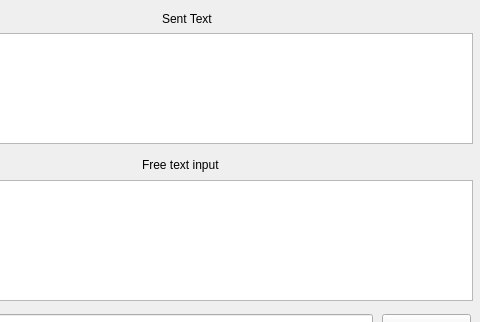
This is main.ui in mbridak/PyWinKeyerSerial as Qt 5 draws it before an edit; both pictures show x 88 to 568 and y 0 to 322 of the 568 by 500 pixel window. The edited form follows.
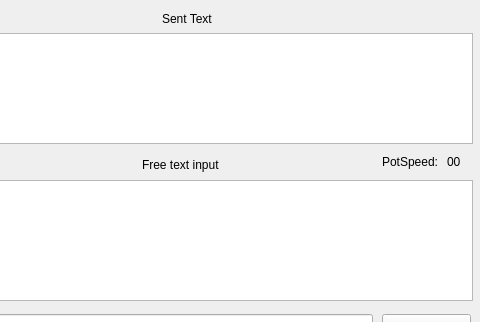
This is the edited form.

Commit message: Changed to using QtSerialPort class. Fixed some stuff.

Patch:
```diff
--- a/main.ui
+++ b/main.ui
@@ -198,6 +198,32 @@
      <string>Free text input</string>
     </property>
    </widget>
+   <widget class="QLabel" name="label_3">
+    <property name="geometry">
+     <rect>
+      <x>470</x>
+      <y>153</y>
+      <width>61</width>
+      <height>18</height>
+     </rect>
+    </property>
+    <property name="text">
+     <string>PotSpeed:</string>
+    </property>
+   </widget>
+   <widget class="QLabel" name="potspeed_label">
+    <property name="geometry">
+     <rect>
+      <x>535</x>
+      <y>153</y>
+      <width>21</width>
+      <height>18</height>
+     </rect>
+    </property>
+    <property name="text">
+     <string>00</string>
+    </property>
+   </widget>
   </widget>
  </widget>
  <resources/>
```
The commit also changes 1 other file.
